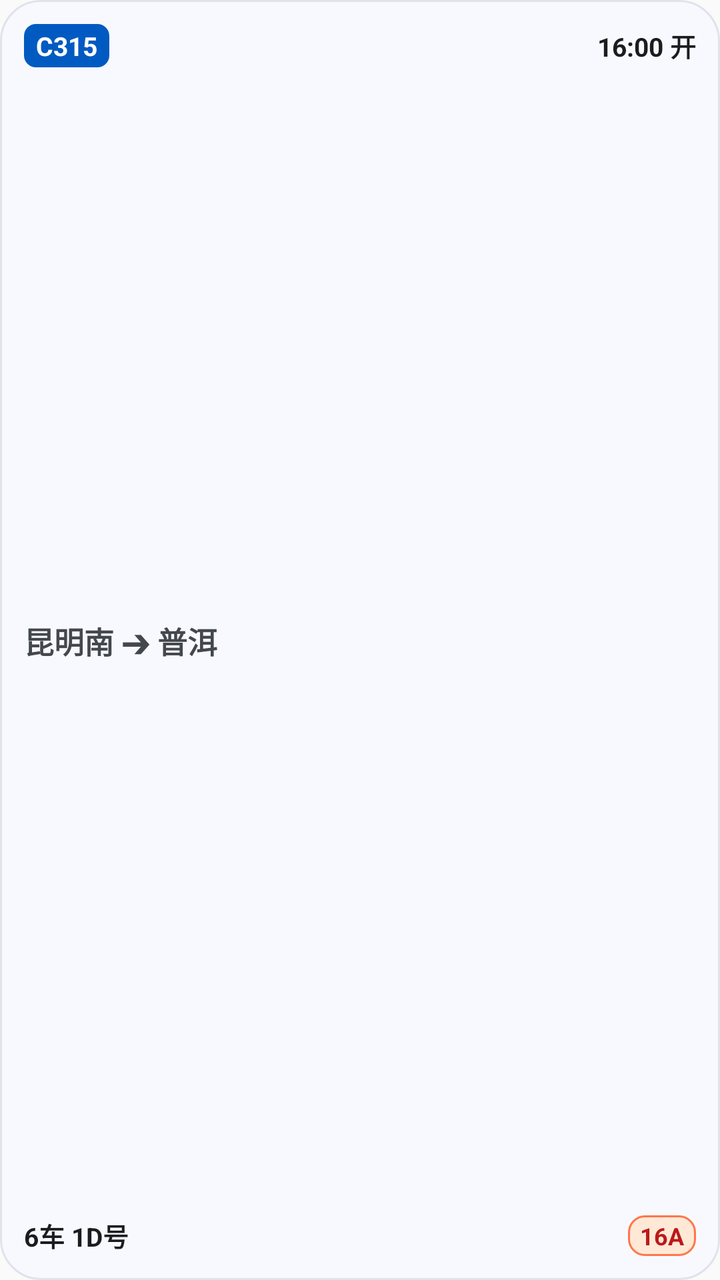
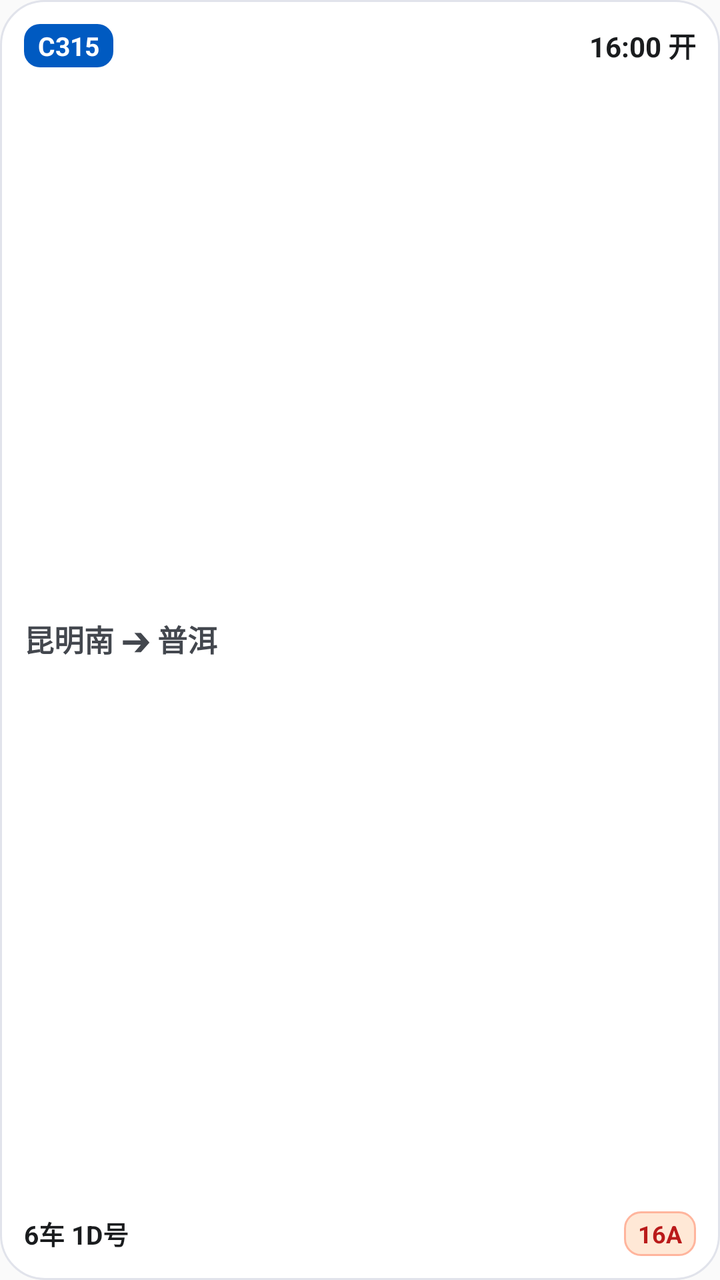

Compare the two renders of this Android layout. The source of the first and the diff that turns it into the second are given below.
<!-- AndroidManifest.xml: application theme Theme.RailWidget -->
<!-- res/layout/widget_trip_2x2.xml -->
<?xml version="1.0" encoding="utf-8"?>
<LinearLayout xmlns:android="http://schemas.android.com/apk/res/android"
    android:id="@+id/widget_root"
    android:layout_width="match_parent"
    android:layout_height="match_parent"
    android:background="@drawable/bg_widget_card"
    android:orientation="vertical"
    android:padding="12dp">

    
    <LinearLayout
        android:layout_width="match_parent"
        android:layout_height="wrap_content"
        android:gravity="center_vertical"
        android:orientation="horizontal">

        <TextView
            android:id="@+id/tv_train_code"
            android:layout_width="wrap_content"
            android:layout_height="wrap_content"
            android:background="@drawable/bg_train_badge"
            android:paddingHorizontal="6dp"
            android:paddingVertical="2dp"
            android:text="C315"
            android:textColor="#FFFFFF"
            android:textSize="13sp"
            android:textStyle="bold" />

        <TextView
            android:id="@+id/tv_dep_time"
            android:layout_width="0dp"
            android:layout_height="wrap_content"
            android:layout_weight="1"
            android:gravity="end"
            android:text="16:00 开"
            android:textColor="#1A1C1E"
            android:textSize="13sp"
            android:textStyle="bold" />
    </LinearLayout>

    
    <TextView
        android:id="@+id/tv_route"
        android:layout_width="match_parent"
        android:layout_height="0dp"
        android:layout_weight="1"
        android:gravity="center_vertical"
        android:text="昆明南 ➔ 普洱"
        android:textColor="#43474E"
        android:textSize="15sp"
        android:textStyle="bold" />

    
    <LinearLayout
        android:layout_width="match_parent"
        android:layout_height="wrap_content"
        android:gravity="center_vertical"
        android:orientation="horizontal">

        <TextView
            android:id="@+id/tv_seat"
            android:layout_width="0dp"
            android:layout_height="wrap_content"
            android:layout_weight="1"
            android:text="6车 1D号"
            android:textColor="#1A1C1E"
            android:textSize="13sp"
            android:textStyle="bold" />

        <TextView
            android:id="@+id/tv_gate"
            android:layout_width="wrap_content"
            android:layout_height="wrap_content"
            android:background="@drawable/bg_badge_gate"
            android:paddingHorizontal="6dp"
            android:paddingVertical="2dp"
            android:text="16A"
            android:textColor="#BA1A1A"
            android:textSize="12sp"
            android:textStyle="bold" />
    </LinearLayout>

</LinearLayout>
<!-- resources referenced by this layout -->
<resources>
  <!-- drawable bg_badge_gate (drawable) -->
  <?xml version="1.0" encoding="utf-8"?>
  <shape xmlns:android="http://schemas.android.com/apk/res/android"
      android:shape="rectangle">
      <corners android:radius="8dp" />
      <solid android:color="#FFE8D6" />
      <stroke
          android:width="1dp"
          android:color="#FF764C" />
  </shape>
  <!-- drawable bg_train_badge (drawable) -->
  <?xml version="1.0" encoding="utf-8"?>
  <shape xmlns:android="http://schemas.android.com/apk/res/android"
      android:shape="rectangle">
      <corners android:radius="6dp" />
      <solid android:color="#005AC1" />
  </shape>
  <!-- drawable bg_widget_card (drawable) -->
  <?xml version="1.0" encoding="utf-8"?>
  <shape xmlns:android="http://schemas.android.com/apk/res/android"
      android:shape="rectangle">
      <corners android:radius="20dp" />
      <solid android:color="#F8F9FE" />
      <stroke
          android:width="1dp"
          android:color="#E1E2EC" />
  </shape>
  <style name="Theme.RailWidget" parent="android:Theme.Material.Light.NoActionBar">
          <item name="android:statusBarColor">@android:color/transparent</item>
          <item name="android:navigationBarColor">@android:color/transparent</item>
      </style>
</resources>

<!-- the commit's change to res/layout/widget_trip_2x2.xml (unified diff, before → after) -->
@@ -5,7 +5,10 @@
     android:layout_height="match_parent"
     android:background="@drawable/bg_widget_card"
     android:orientation="vertical"
-    android:padding="12dp">
+    android:paddingLeft="12dp"
+    android:paddingTop="12dp"
+    android:paddingRight="12dp"
+    android:paddingBottom="12dp">
 
     
     <LinearLayout
@@ -19,10 +22,12 @@
             android:layout_width="wrap_content"
             android:layout_height="wrap_content"
             android:background="@drawable/bg_train_badge"
-            android:paddingHorizontal="6dp"
-            android:paddingVertical="2dp"
+            android:paddingLeft="7dp"
+            android:paddingTop="2dp"
+            android:paddingRight="7dp"
+            android:paddingBottom="2dp"
             android:text="C315"
-            android:textColor="#FFFFFF"
+            android:textColor="@color/rail_on_primary"
             android:textSize="13sp"
             android:textStyle="bold" />
 
@@ -31,10 +36,13 @@
             android:layout_width="0dp"
             android:layout_height="wrap_content"
             android:layout_weight="1"
+            android:ellipsize="end"
             android:gravity="end"
+            android:maxLines="1"
+            android:singleLine="true"
             android:text="16:00 开"
-            android:textColor="#1A1C1E"
-            android:textSize="13sp"
+            android:textColor="@color/widget_text_primary"
+            android:textSize="14sp"
             android:textStyle="bold" />
     </LinearLayout>
 
@@ -44,9 +52,12 @@
         android:layout_width="match_parent"
         android:layout_height="0dp"
         android:layout_weight="1"
+        android:ellipsize="end"
         android:gravity="center_vertical"
+        android:maxLines="1"
+        android:singleLine="true"
         android:text="昆明南 ➔ 普洱"
-        android:textColor="#43474E"
+        android:textColor="@color/widget_text_secondary"
         android:textSize="15sp"
         android:textStyle="bold" />
 
@@ -62,8 +73,11 @@
             android:layout_width="0dp"
             android:layout_height="wrap_content"
             android:layout_weight="1"
+            android:ellipsize="end"
+            android:maxLines="1"
+            android:singleLine="true"
             android:text="6车 1D号"
-            android:textColor="#1A1C1E"
+            android:textColor="@color/widget_text_primary"
             android:textSize="13sp"
             android:textStyle="bold" />
 
@@ -72,10 +86,15 @@
             android:layout_width="wrap_content"
             android:layout_height="wrap_content"
             android:background="@drawable/bg_badge_gate"
-            android:paddingHorizontal="6dp"
-            android:paddingVertical="2dp"
+            android:ellipsize="end"
+            android:maxLines="1"
+            android:paddingLeft="7dp"
+            android:paddingTop="3dp"
+            android:paddingRight="7dp"
+            android:paddingBottom="3dp"
+            android:singleLine="true"
             android:text="16A"
-            android:textColor="#BA1A1A"
+            android:textColor="@color/rail_gate_text"
             android:textSize="12sp"
             android:textStyle="bold" />
     </LinearLayout>
<!-- resource entries referenced after the edit -->
@@ -1,35 +1,44 @@
 <!-- resources referenced by this layout -->
 <resources>
+  <color name="rail_gate_text">#BA1A1A</color>
+  <color name="rail_on_primary">#FFFFFF</color>
+  <color name="widget_text_primary">#1A1C1E</color>
+  <color name="widget_text_secondary">#43474E</color>
   <!-- drawable bg_badge_gate (drawable) -->
   <?xml version="1.0" encoding="utf-8"?>
   <shape xmlns:android="http://schemas.android.com/apk/res/android"
       android:shape="rectangle">
       <corners android:radius="8dp" />
-      <solid android:color="#FFE8D6" />
+      <solid android:color="@color/rail_gate_bg" />
       <stroke
           android:width="1dp"
-          android:color="#FF764C" />
+          android:color="@color/rail_gate_border" />
   </shape>
   <!-- drawable bg_train_badge (drawable) -->
   <?xml version="1.0" encoding="utf-8"?>
   <shape xmlns:android="http://schemas.android.com/apk/res/android"
       android:shape="rectangle">
-      <corners android:radius="6dp" />
-      <solid android:color="#005AC1" />
+      <corners android:radius="8dp" />
+      <solid android:color="@color/rail_primary" />
   </shape>
   <!-- drawable bg_widget_card (drawable) -->
   <?xml version="1.0" encoding="utf-8"?>
   <shape xmlns:android="http://schemas.android.com/apk/res/android"
       android:shape="rectangle">
-      <corners android:radius="20dp" />
-      <solid android:color="#F8F9FE" />
+      <corners android:radius="22dp" />
+      <solid android:color="@color/widget_card_bg" />
       <stroke
           android:width="1dp"
-          android:color="#E1E2EC" />
+          android:color="@color/widget_card_border" />
   </shape>
   <style name="Theme.RailWidget" parent="android:Theme.Material.Light.NoActionBar">
           <item name="android:statusBarColor">@android:color/transparent</item>
           <item name="android:navigationBarColor">@android:color/transparent</item>
       </style>
+  <color name="rail_gate_bg">#FFE8D6</color>
+  <color name="rail_gate_border">#FFB59D</color>
+  <color name="rail_primary">#005AC1</color>
+  <color name="widget_card_bg">#FFFFFF</color>
+  <color name="widget_card_border">#E1E3EB</color>
 </resources>
 
